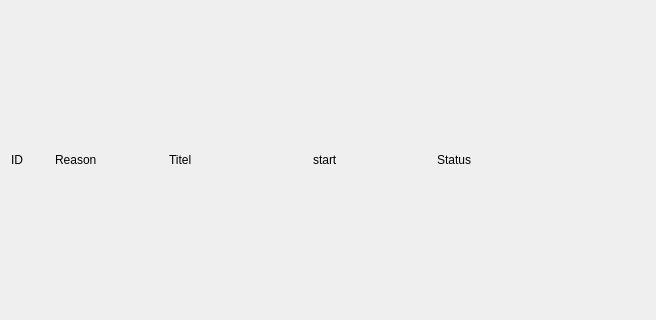
Qt form HR_Managment_System_Application/antrag_listitem.ui (MehmetMertt/twentyONE_HR_System) before a commit; both pictures show x 0 to 656 and y 140 to 460 of the 800 by 600 pixel window.
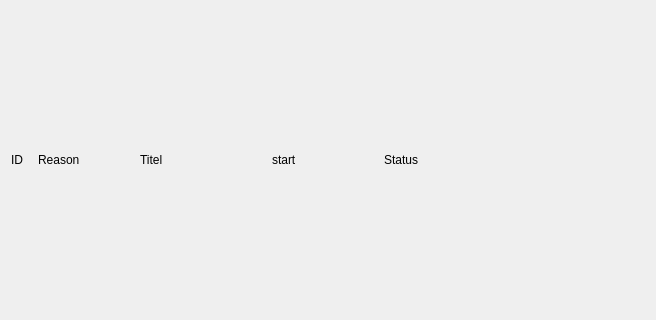
The same form after that commit.

What changed in the file:
```diff
--- a/HR_Managment_System_Application/antrag_listitem.ui
+++ b/HR_Managment_System_Application/antrag_listitem.ui
@@ -19,7 +19,7 @@
      <item>
       <layout class="QGridLayout" name="gridLayout">
        <property name="horizontalSpacing">
-        <number>24</number>
+        <number>12</number>
        </property>
        <property name="verticalSpacing">
         <number>6</number>
@@ -41,7 +41,7 @@
         <widget class="QLabel" name="label_id">
          <property name="minimumSize">
           <size>
-           <width>20</width>
+           <width>15</width>
            <height>0</height>
           </size>
          </property>
```
